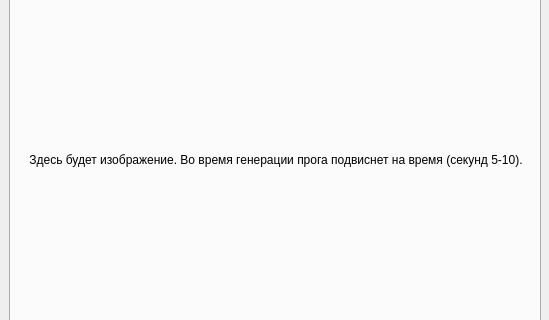
ConstructorI/Jokes_generator, file MainWindow.ui: the form before one commit; both pictures show x 0 to 549 and y 140 to 460 of the 549 by 730 pixel window.
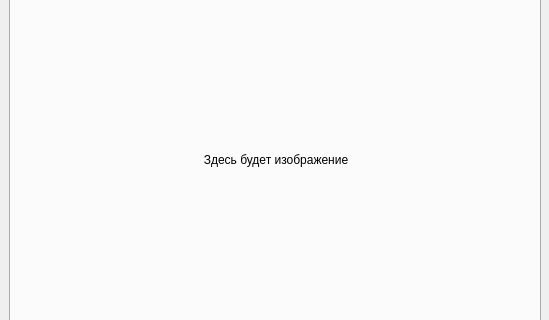
The form after the commit. The open tabs and pages were chosen to show the change.

```diff
--- a/MainWindow.ui
+++ b/MainWindow.ui
@@ -70,7 +70,7 @@
            <item row="0" column="0">
             <widget class="QLabel" name="label">
              <property name="text">
-              <string>Здесь будет изображение. Во время генерации прога подвиснет на время (секунд 5-10).</string>
+              <string>Здесь будет изображение</string>
              </property>
              <property name="alignment">
               <set>Qt::AlignmentFlag::AlignCenter</set>
```
Left out of the diff: 2 changed lines with no effect on the pictures.
